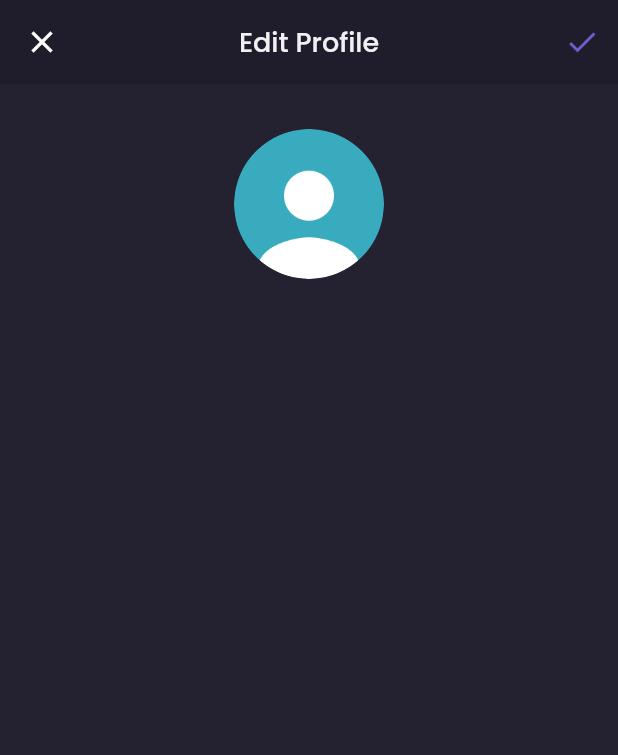
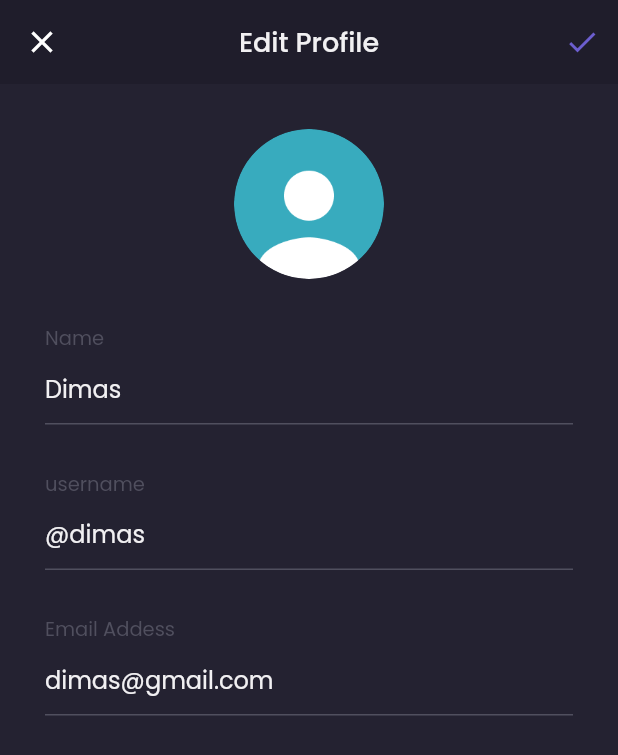
Before and after one commit to dimaspradipto1/app_shamo, a Flutter app: the EditProfilePage screen opened by its route, on a phone screen of 412 x 824 dp. Shown: the top 755 px of the screen. Run offline on Flutter 3.47's test engine with Material 2 defaults, Android fonts, the phone set to English and light mode, and no system bars; our stand-ins replace google_fonts.

Commit message:
edit page bagian content

```diff
--- a/lib/pages/edit_profile_page.dart
+++ b/lib/pages/edit_profile_page.dart
@@ -6,6 +6,99 @@
 
   @override
   Widget build(BuildContext context) {
+    Widget nameInput() {
+      return Container(
+        margin: EdgeInsets.only(
+          top: defaultMargin,
+        ),
+        child: Column(
+          crossAxisAlignment: CrossAxisAlignment.start,
+          children: [
+            Text(
+              'Name',
+              style: subTitleTextStyle.copyWith(
+                fontSize: 13,
+              ),
+            ),
+            TextFormField(
+              style: primaryTextStyle,
+              decoration: InputDecoration(
+                hintText: 'Dimas',
+                hintStyle: primaryTextStyle,
+                enabledBorder: UnderlineInputBorder(
+                  borderSide: BorderSide(
+                    color: subTitleColor,
+                  ),
+                ),
+              ),
+            ),
+          ],
+        ),
+      );
+    }
+
+    Widget userNameInput() {
+      return Container(
+        margin: EdgeInsets.only(
+          top: defaultMargin,
+        ),
+        child: Column(
+          crossAxisAlignment: CrossAxisAlignment.start,
+          children: [
+            Text(
+              'username',
+              style: subTitleTextStyle.copyWith(
+                fontSize: 13,
+              ),
+            ),
+            TextFormField(
+              style: primaryTextStyle,
+              decoration: InputDecoration(
+                hintText: '@dimas',
+                hintStyle: primaryTextStyle,
+                enabledBorder: UnderlineInputBorder(
+                  borderSide: BorderSide(
+                    color: subTitleColor,
+                  ),
+                ),
+              ),
+            ),
+          ],
+        ),
+      );
+    }
+
+    Widget emailInput() {
+      return Container(
+        margin: EdgeInsets.only(
+          top: defaultMargin,
+        ),
+        child: Column(
+          crossAxisAlignment: CrossAxisAlignment.start,
+          children: [
+            Text(
+              'Email Addess',
+              style: subTitleTextStyle.copyWith(
+                fontSize: 13,
+              ),
+            ),
+            TextFormField(
+              style: primaryTextStyle,
+              decoration: InputDecoration(
+                hintText: 'dimas@gmail.com',
+                hintStyle: primaryTextStyle,
+                enabledBorder: UnderlineInputBorder(
+                  borderSide: BorderSide(
+                    color: subTitleColor,
+                  ),
+                ),
+              ),
+            ),
+          ],
+        ),
+      );
+    }
+
     Widget content() {
       return Container(
         padding: EdgeInsets.symmetric(
@@ -30,12 +123,16 @@
                 ),
               ),
             ),
+            nameInput(),
+            userNameInput(),
+            emailInput(),
           ],
         ),
       );
     }
 
     return Scaffold(
+      resizeToAvoidBottomInset: false,
       backgroundColor: backgroundColor3,
       appBar: AppBar(
         backgroundColor: backgroundColor1,
--- a/lib/pages/home/wishlist_page.dart
+++ b/lib/pages/home/wishlist_page.dart
@@ -90,7 +90,7 @@
             padding: EdgeInsets.symmetric(
               horizontal: defaultMargin,
             ),
-            children: [
+            children: const [
               WishlistCard(),
               WishlistCard(),
             ],
```
